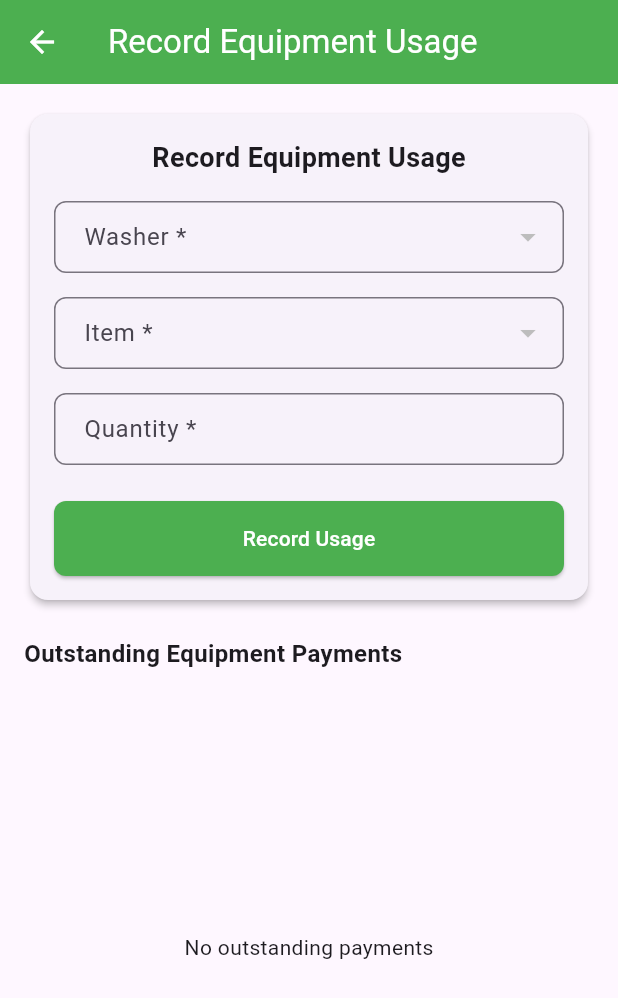
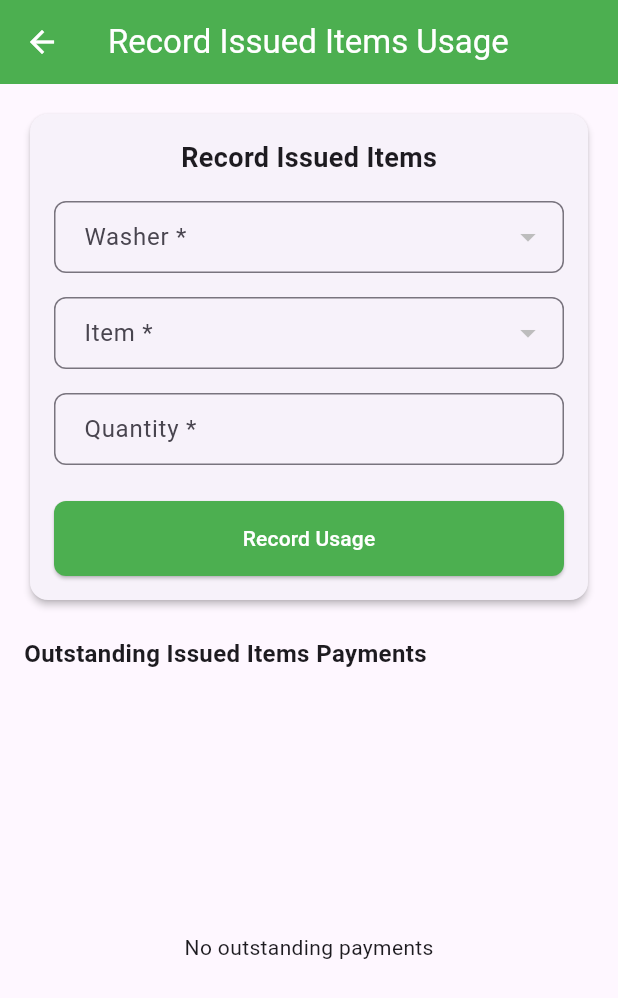
Before and after one commit to kassOmega/car-wash-app, a Flutter app: the EquipmentUsageScreen screen opened directly, on a phone screen of 412 x 824 dp. Shown: the top 998 px of the screen. Run offline on Flutter 3.47's test engine with Material 3 defaults, Android fonts, the phone set to English and light mode, and no system bars; our stand-ins replace cloud_firestore, firebase_auth, firebase_core; accounts and stored records are empty.

Commit message:
Update terminology from 'Equipment' to 'Issued Items' in usage screen

```diff
--- a/lib/screens/equipment_usage_screen.dart
+++ b/lib/screens/equipment_usage_screen.dart
@@ -90,7 +90,7 @@ class _EquipmentUsageScreenState extends State<EquipmentUsageScreen> {
 
       ScaffoldMessenger.of(context).showSnackBar(
         SnackBar(
-            content: Text('Equipment usage recorded successfully!'),
+            content: Text('Issued Items recorded successfully!'),
             backgroundColor: Colors.green),
       );
     } catch (e) {
@@ -110,7 +110,7 @@ class _EquipmentUsageScreenState extends State<EquipmentUsageScreen> {
 
     return Scaffold(
       appBar: AppBar(
-        title: Text('Record Equipment Usage'),
+        title: Text('Record Issued Items Usage'),
         backgroundColor: Colors.green,
         foregroundColor: Colors.white,
       ),
@@ -123,7 +123,7 @@ class _EquipmentUsageScreenState extends State<EquipmentUsageScreen> {
                 padding: const EdgeInsets.all(16.0),
                 child: Column(
                   children: [
-                    Text('Record Equipment Usage',
+                    Text('Record Issued Items',
                         style: TextStyle(
                             fontSize: 18, fontWeight: FontWeight.bold)),
                     SizedBox(height: 16),
@@ -206,7 +206,7 @@ class _EquipmentUsageScreenState extends State<EquipmentUsageScreen> {
               child: Column(
                 crossAxisAlignment: CrossAxisAlignment.start,
                 children: [
-                  Text('Outstanding Equipment Payments',
+                  Text('Outstanding Issued Items Payments',
                       style:
                           TextStyle(fontSize: 16, fontWeight: FontWeight.bold)),
                   SizedBox(height: 8),
```
